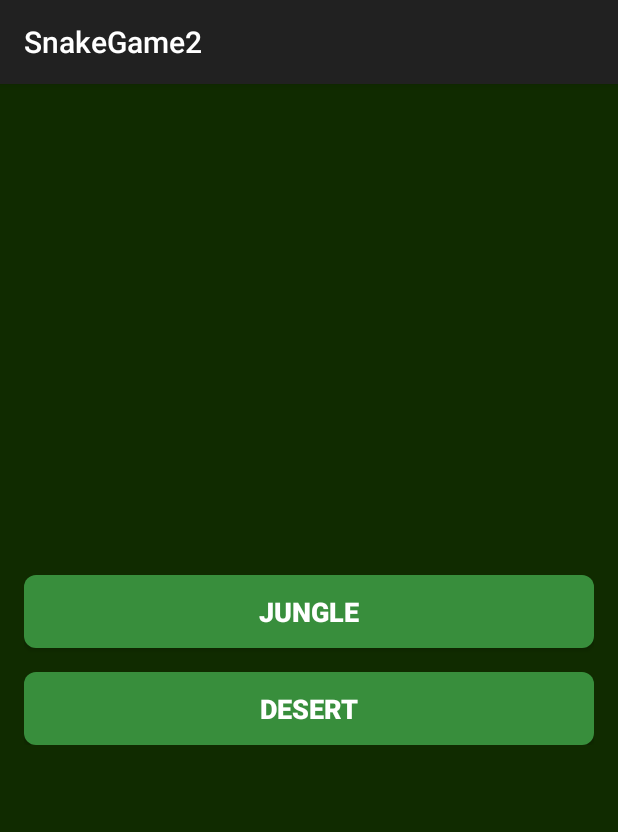
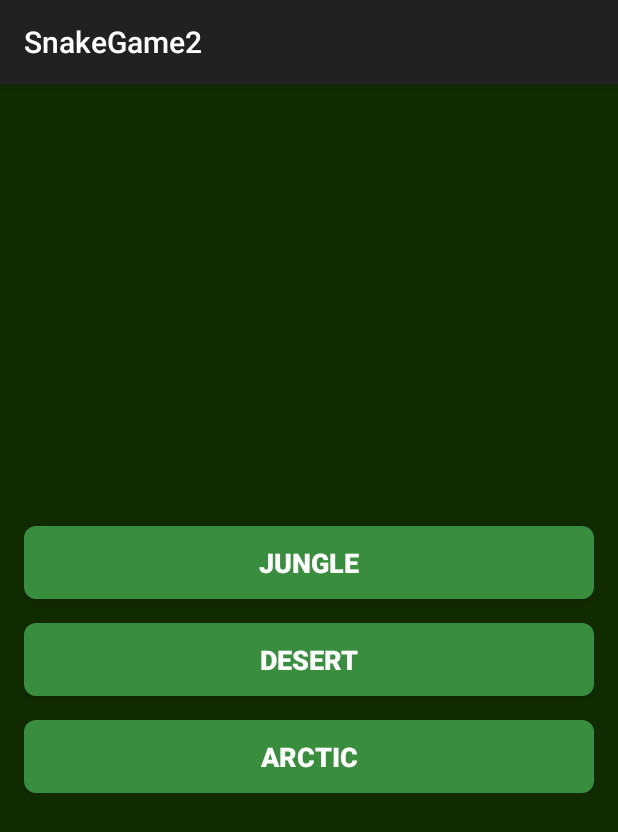
Before and after one commit to HiuzZ/Snakegame2, an Android app built with Jetpack Compose: the screen it shows after launch (LevelActivity), on a phone screen of 412 x 824 dp. Shown: the top 832 px of the screen. Run offline under Robolectric (Android 15) with nearby library versions, the phone set to English and light mode, and no system bars.

Commit message:
04/11/2024 commit

```diff
--- a/app/src/main/java/com/map/nguyendinhhieu/snakegame2/activities/LevelActivity.java
+++ b/app/src/main/java/com/map/nguyendinhhieu/snakegame2/activities/LevelActivity.java
@@ -15,6 +15,7 @@ public class LevelActivity extends AppCompatActivity {
 
         Button jungleButton = findViewById(R.id.btn_jungle);
         Button desertButton = findViewById(R.id.btn_desert);
+        Button arcticButton = findViewById(R.id.btn_arctic);
 
         jungleButton.setOnClickListener(v -> {
             Intent intent = new Intent(LevelActivity.this, StartActivity.class);
@@ -29,5 +30,12 @@ public class LevelActivity extends AppCompatActivity {
             startActivity(intent);
             finish(); // Close LevelActivity
         });
+
+        arcticButton.setOnClickListener(v -> {
+            Intent intent = new Intent(LevelActivity.this, StartActivity.class);
+            intent.putExtra("MAP_TYPE", "Arctic");
+            startActivity(intent);
+            finish(); // Close LevelActivity
+        });
     }
 }
--- a/app/src/main/res/layout/activity_level.xml
+++ b/app/src/main/res/layout/activity_level.xml
@@ -27,11 +27,23 @@
             android:id="@+id/btn_desert"
             android:layout_width="match_parent"
             android:layout_height="wrap_content"
+            android:layout_marginBottom="16dp"
             android:background="@drawable/btn_background"
             android:text="Desert"
             android:textColor="#FFFFFF"
             android:padding="12dp"
             android:textStyle="bold"
             android:textSize="18sp" />
+
+        <Button
+            android:id="@+id/btn_arctic"
+            android:layout_width="match_parent"
+            android:layout_height="wrap_content"
+            android:background="@drawable/btn_background"
+            android:text="Arctic"
+            android:textColor="#FFFFFF"
+            android:padding="12dp"
+            android:textStyle="bold"
+            android:textSize="18sp" />
     </LinearLayout>
 </RelativeLayout>
```
Also changed, not shown: app/src/main/java/com/map/nguyendinhhieu/snakegame2/gameview/GameView.java (+12 -2 lines), app/src/main/res/drawable/ice.png (added), 1 other file.
